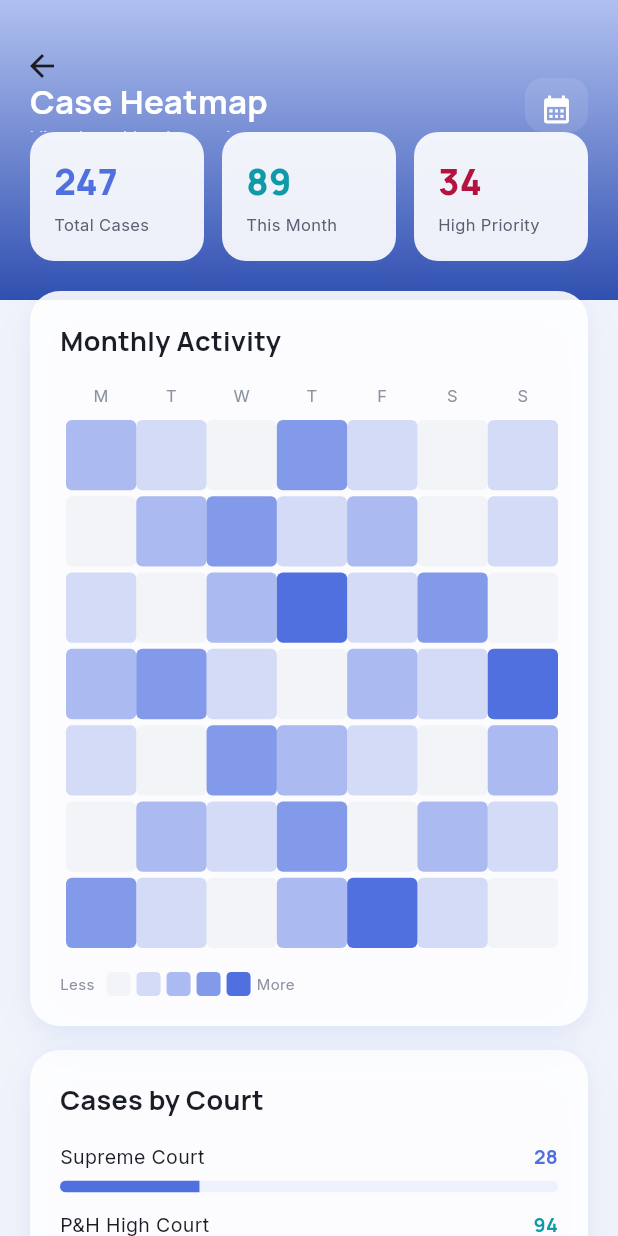
After one commit to Gogreenraghav/letese-trading-dashboard, a Flutter app: the HeatmapScreen screen opened directly, on a phone screen of 412 x 824 dp. The commit adds this screen. Run offline on Flutter 3.47's test engine with Material 3 defaults, Android fonts, the phone set to English and light mode, and no system bars; our stand-ins replace dio, flutter_riverpod, google_fonts, shared_preferences; missing offline and left inert: flutter_inappwebview; accounts and stored records are empty; statements that could not run were skipped.

Commit message:
feat: Colors updated to exact Stitch v3 + new Heatmap screen
- app_theme.dart: Colors corrected to #5070E0 primary (from Stitch screenshots)
  * Primary blue: #5070E0 (was #2B51C7)
  * Sky gradient: #B0C0F0 → #3050B0
  * Green: #59FEAE (Stitch tertiary green)
  * Glass: 80% white opacity
  * All shadows tinted with exact blue
- New heatmap_screen.dart: Case heatmap + court distribution + weekly workload
- Screens analyzed from Stitch v3 screenshots

```diff
--- /dev/null
+++ b/letese/frontend/flutter_app/lib/screens/heatmap_screen.dart
@@ -0,0 +1,358 @@
+/// LETESE — Heatmap of My Cases
+/// Visual workload/activity heatmap screen
+import 'package:flutter/material.dart';
+import 'package:flutter_riverpod/flutter_riverpod.dart';
+import 'package:google_fonts/google_fonts.dart';
+import '../theme/app_theme.dart';
+
+class HeatmapScreen extends ConsumerWidget {
+  const HeatmapScreen({super.key});
+
+  @override
+  Widget build(BuildContext context, WidgetRef ref) {
+    return Scaffold(
+      backgroundColor: LatticeColors.bgBase,
+      body: Stack(
+        children: [
+          // Sky gradient
+          Positioned(
+            top: 0, left: 0, right: 0,
+            child: Container(
+              height: 200,
+              decoration: const BoxDecoration(
+                gradient: LinearGradient(
+                  begin: Alignment.topCenter, end: Alignment.bottomCenter,
+                  colors: [LatticeColors.skyTop, LatticeColors.skyBot],
+                ),
+              ),
+            ),
+          ),
+          CustomScrollView(
+            slivers: [
+              // App bar
+              SliverAppBar(
+                backgroundColor: Colors.transparent,
+                elevation: 0,
+                pinned: false,
+                expandedHeight: 88,
+                toolbarHeight: 88,
+                flexibleSpace: FlexibleSpaceBar(
+                  background: Padding(
+                    padding: const EdgeInsets.fromLTRB(20, 52, 20, 0),
+                    child: Row(
+                      children: [
+                        Expanded(
+                          child: Column(
+                            mainAxisSize: MainAxisSize.min,
+                            crossAxisAlignment: CrossAxisAlignment.start,
+                            children: [
+                              Text('Case Heatmap',
+                                style: GoogleFonts.manrope(fontSize: 22, fontWeight: FontWeight.w700, color: Colors.white)),
+                              Text('Visual workload overview',
+                                style: GoogleFonts.inter(fontSize: 12, color: Colors.white.withAlpha(179))),
+                            ],
+                          ),
+                        ),
+                        Container(
+                          padding: const EdgeInsets.all(10),
+                          decoration: BoxDecoration(
+                            color: Colors.white.withAlpha(26),
+                            borderRadius: BorderRadius.circular(12),
+                          ),
+                          child: const Icon(Icons.calendar_month, color: Colors.white, size: 22),
+                        ),
+                      ],
+                    ),
+                  ),
+                ),
+              ),
+
+              // Stats summary
+              SliverToBoxAdapter(
+                child: Padding(
+                  padding: const EdgeInsets.fromLTRB(20, 0, 20, 0),
+                  child: Row(
+                    children: [
+                      _StatCard(label: '247', sub: 'Total Cases', color: LatticeColors.primary),
+                      const SizedBox(width: 12),
+                      _StatCard(label: '89', sub: 'This Month', color: LatticeColors.qaSrch),
+                      const SizedBox(width: 12),
+                      _StatCard(label: '34', sub: 'High Priority', color: LatticeColors.error),
+                    ],
+                  ),
+                ),
+              ),
+
+              // Monthly Heatmap Grid
+              SliverToBoxAdapter(
+                child: Padding(
+                  padding: const EdgeInsets.fromLTRB(20, 20, 20, 0),
+                  child: _GlassCard(
+                    child: Column(
+                      crossAxisAlignment: CrossAxisAlignment.start,
+                      children: [
+                        Text('Monthly Activity',
+                          style: GoogleFonts.manrope(fontSize: 18, fontWeight: FontWeight.w700, color: LatticeColors.text)),
+                        const SizedBox(height: 16),
+                        _HeatmapGrid(),
+                      ],
+                    ),
+                  ),
+                ),
+              ),
+
+              // Case Distribution by Court
+              SliverToBoxAdapter(
+                child: Padding(
+                  padding: const EdgeInsets.fromLTRB(20, 16, 20, 0),
+                  child: _GlassCard(
+                    child: Column(
+                      crossAxisAlignment: CrossAxisAlignment.start,
+                      children: [
+                        Text('Cases by Court',
+                          style: GoogleFonts.manrope(fontSize: 18, fontWeight: FontWeight.w700, color: LatticeColors.text)),
+                        const SizedBox(height: 16),
+                        _CourtBar(label: 'Supreme Court', count: 28, color: LatticeColors.primary),
+                        const SizedBox(height: 12),
+                        _CourtBar(label: 'P&H High Court', count: 94, color: LatticeColors.qaSrch),
+                        const SizedBox(height: 12),
+                        _CourtBar(label: 'Delhi High Court', count: 67, color: LatticeColors.qaTask),
+                        const SizedBox(height: 12),
+                        _CourtBar(label: 'Tribunal', count: 38, color: LatticeColors.qaAI),
+                        const SizedBox(height: 12),
+                        _CourtBar(label: 'District Court', count: 20, color: LatticeColors.textDim),
+                      ],
+                    ),
+                  ),
+                ),
+              ),
+
+              // Weekly Activity
+              SliverToBoxAdapter(
+                child: Padding(
+                  padding: const EdgeInsets.fromLTRB(20, 16, 20, 0),
+                  child: _GlassCard(
+                    child: Column(
+                      crossAxisAlignment: CrossAxisAlignment.start,
+                      children: [
+                        Text('Weekly Workload',
+                          style: GoogleFonts.manrope(fontSize: 18, fontWeight: FontWeight.w700, color: LatticeColors.text)),
+                        const SizedBox(height: 16),
+                        SizedBox(
+                          height: 120,
+                          child: _WeeklyChart(),
+                        ),
+                      ],
+                    ),
+                  ),
+                ),
+              ),
+
+              const SliverToBoxAdapter(child: SizedBox(height: 100)),
+            ],
+          ),
+        ],
+      ),
+    );
+  }
+}
+
+class _StatCard extends StatelessWidget {
+  final String label, sub;
+  final Color color;
+  const _StatCard({required this.label, required this.sub, required this.color});
+
+  @override
+  Widget build(BuildContext context) {
+    return Expanded(
+      child: Container(
+        padding: const EdgeInsets.all(16),
+        decoration: BoxDecoration(
+          color: LatticeColors.glassHi,
+          borderRadius: BorderRadius.circular(16),
+          boxShadow: ElevShadow.md(LatticeColors.primary),
+        ),
+        child: Column(
+          crossAxisAlignment: CrossAxisAlignment.start,
+          children: [
+            Text(label,
+              style: GoogleFonts.manrope(fontSize: 24, fontWeight: FontWeight.w800, color: color)),
+            const SizedBox(height: 4),
+            Text(sub,
+              style: GoogleFonts.inter(fontSize: 11, color: LatticeColors.textSec)),
+          ],
+        ),
+      ),
+    );
+  }
+}
+
+class _GlassCard extends StatelessWidget {
+  final Widget child;
+  const _GlassCard({required this.child});
+
+  @override
+  Widget build(BuildContext context) {
+    return Container(
+      padding: const EdgeInsets.all(20),
+      decoration: BoxDecoration(
+        color: LatticeColors.glassHi,
+        borderRadius: BorderRadius.circular(20),
+        boxShadow: ElevShadow.lg(LatticeColors.primary),
+      ),
+      child: child,
+    );
+  }
+}
+
+class _HeatmapGrid extends StatelessWidget {
+  // 7 weeks x 7 days grid
+  final List<List<int>> data = [
+    [2, 1, 0, 3, 1, 0, 1],
+    [0, 2, 3, 1, 2, 0, 1],
+    [1, 0, 2, 4, 1, 3, 0],
+    [2, 3, 1, 0, 2, 1, 4],
+    [1, 0, 3, 2, 1, 0, 2],
+    [0, 2, 1, 3, 0, 2, 1],
+    [3, 1, 0, 2, 4, 1, 0],
+  ];
+
+  Color _cellColor(int level) => switch (level) {
+    0 => LatticeColors.textDim.withAlpha(20),
+    1 => LatticeColors.primary.withAlpha(60),
+    2 => LatticeColors.primary.withAlpha(120),
+    3 => LatticeColors.primary.withAlpha(180),
+    _ => LatticeColors.primary,
+  };
+
+  @override
+  Widget build(BuildContext context) {
+    const days = ['M', 'T', 'W', 'T', 'F', 'S', 'S'];
+    return Column(
+      children: [
+        // Day labels
+        Row(
+          children: [
+            const SizedBox(width: 4),
+            ...days.map((d) => Expanded(
+              child: Text(d,
+                style: GoogleFonts.inter(fontSize: 11, color: LatticeColors.textDim),
+                textAlign: TextAlign.center),
+            )),
+          ],
+        ),
+        const SizedBox(height: 8),
+        // Grid
+        ...data.map((week) => Padding(
+          padding: const EdgeInsets.only(bottom: 4),
+          child: Row(
+            children: [
+              const SizedBox(width: 4),
+              ...week.map((level) => Expanded(
+                child: AspectRatio(
+                  aspectRatio: 1,
+                  child: Container(
+                    decoration: BoxDecoration(
+                      color: _cellColor(level),
+                      borderRadius: BorderRadius.circular(4),
+                    ),
+                  ),
+                ),
+              )),
+            ],
+          ),
+        )),
+        const SizedBox(height: 12),
+        // Legend
+        Row(
+          children: [
+            Text('Less',
+              style: GoogleFonts.inter(fontSize: 10, color: LatticeColors.textDim)),
+            const SizedBox(width: 8),
+            for (int i = 0; i <= 4; i++)
+              Container(
+                width: 16, height: 16, margin: const EdgeInsets.only(right: 4),
+                decoration: BoxDecoration(
+                  color: _cellColor(i),
+                  borderRadius: BorderRadius.circular(3),
+                ),
+              ),
+            Text('More',
+              style: GoogleFonts.inter(fontSize: 10, color: LatticeColors.textDim)),
+          ],
+        ),
+      ],
+    );
+  }
+}
+
+class _CourtBar extends StatelessWidget {
+  final String label;
+  final int count;
+  final Color color;
+  const _CourtBar({required this.label, required this.count, required this.color});
+
+  @override
+  Widget build(BuildContext context) {
+    return Column(
+      crossAxisAlignment: CrossAxisAlignment.start,
+      children: [
+        Row(
+          children: [
+            Expanded(child: Text(label, style: GoogleFonts.inter(fontSize: 13, color: LatticeColors.text))),
+            Text('$count', style: GoogleFonts.manrope(fontSize: 13, fontWeight: FontWeight.w700, color: color)),
+          ],
+        ),
+        const SizedBox(height: 6),
+        ClipRRect(
+          borderRadius: BorderRadius.circular(4),
+          child: LinearProgressIndicator(
+            value: count / 100,
+            backgroundColor: color.withAlpha(20),
+            valueColor: AlwaysStoppedAnimation(color),
+            minHeight: 8,
+          ),
+        ),
+      ],
+    );
+  }
+}
+
+class _WeeklyChart extends StatelessWidget {
+  final List<double> heights = [0.4, 0.7, 0.5, 0.9, 0.6, 0.3, 0.8];
+  final List<String> days = ['Mon', 'Tue', 'Wed', 'Thu', 'Fri', 'Sat', 'Sun'];
+
+  @override
+  Widget build(BuildContext context) {
+    return Row(
+      crossAxisAlignment: CrossAxisAlignment.end,
+      children: List.generate(7, (i) => Expanded(
+        child: Padding(
+          padding: const EdgeInsets.symmetric(horizontal: 4),
+          child: Column(
+            mainAxisAlignment: MainAxisAlignment.end,
+            children: [
+              Expanded(
+                child: Align(
+                  alignment: Alignment.bottomCenter,
+                  child: FractionallySizedBox(
+                    heightFactor: heights[i],
+                    child: Container(
+                      decoration: BoxDecoration(
+                        color: i == 6 ? LatticeColors.primary : LatticeColors.primary.withAlpha(140),
+                        borderRadius: const BorderRadius.vertical(top: Radius.circular(6)),
+                      ),
+                    ),
+                  ),
+                ),
+              ),
+              const SizedBox(height: 8),
+              Text(days[i],
+                style: GoogleFonts.inter(fontSize: 11, color: LatticeColors.textSec)),
+            ],
+          ),
+        ),
+      )),
+    );
+  }
+}
--- a/letese/frontend/flutter_app/lib/theme/app_theme.dart
+++ b/letese/frontend/flutter_app/lib/theme/app_theme.dart
@@ -7,17 +7,17 @@ import 'package:google_fonts/google_fonts.dart';
 
 class LatticeColors {
   // Brand
-  static const primary    = Color(0xFF2B51C7);
-  static const primaryLo = Color(0xFF3B6FDF);
-  static const skyTop    = Color(0xFF819BFF);
-  static const skyBot    = Color(0xFF2B51C7);
-  static const green     = Color(0xFF52F9A9);  // Advocate Pulse dot
-  static const greenDark = Color(0xFF1DB86E);
+  static const primary    = Color(0xFF5070E0);
+  static const primaryLo = Color(0xFF4060D0);
+  static const skyTop    = Color(0xFFB0C0F0);
+  static const skyBot    = Color(0xFF3050B0);
+  static const green     = Color(0xFF59FEAE);  // Advocate Pulse dot
+  static const greenDark = Color(0xFF40C882);
 
   // Surface — elevated layers
   static const bgBase    = Color(0xFFF0F3FA);  // Scaffold background
-  static const glass     = Color(0xE6FFFFFF);  // 90% white glass
-  static const glassHi   = Color(0xF2FFFFFF);  // 95% white — floating elements
+  static const glass     = Color(0xCCFFFFFF);  // 80% white glass (from screenshots)
+  static const glassHi   = Color(0xE6FFFFFF);  // 90% white — floating elements
   static const glassDim  = Color(0xD9FFFFFF);  // 85% white — subtle
 
   // Text
@@ -40,10 +40,10 @@ class LatticeColors {
   static const chipDone    = Color(0xFF1DB86E);  // green
 
   // Shadows — tinted with primary blue
-  static const shadow = Color(0x142B51C7);  // 8% primary tint
-  static const shadowMd= Color(0x1E2B51C7);  // 12% primary tint
-  static const shadowLg= Color(0x282B51C7);  // 16% primary tint
-  static const shadowXl= Color(0x322B51C7);  // 20% primary tint
+  static const shadow = Color(0x0D5070E0);  // 5% primary blue tint
+  static const shadowMd= Color(0x145070E0);  // 12% primary tint
+  static const shadowLg= Color(0x1E5070E0);  // 16% primary tint
+  static const shadowXl= Color(0x285070E0);  // 20% primary tint
 
   // Quick action accent colors
   static const qaNew  = Color(0xFF2B51C7);
```
